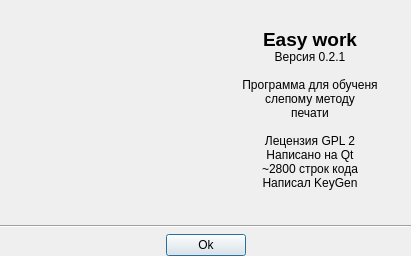
Before: the Qt Designer form Easy-work/Plugin/what_is/ui_whatIs.ui in KeyGen/Easy-work, drawn with Qt 5.
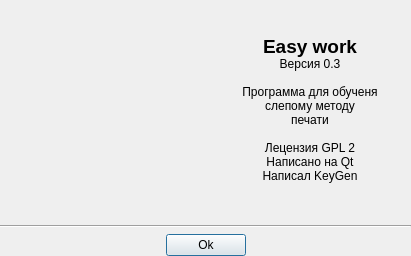
After: the same form once the commit is applied. Icons and pictures are not drawn.

Commit message: Фиксация. Версия 0.3. Статистика для Режим внешнего файла

```diff
--- a/Easy-work/Plugin/what_is/ui_whatIs.ui
+++ b/Easy-work/Plugin/what_is/ui_whatIs.ui
@@ -37,7 +37,7 @@
        <item>
         <widget class="QLabel" name="label_2">
          <property name="text">
-          <string>&lt;html&gt;&lt;head/&gt;&lt;body&gt;&lt;p align=&quot;center&quot;&gt;&lt;span style=&quot; font-size:14pt; font-weight:600;&quot;&gt;Easy work &lt;/span&gt;&lt;br/&gt;Версия 0.2.1&lt;br/&gt;&lt;br/&gt;Программа для обученя&lt;br/&gt;слепому методу&lt;br/&gt;печати&lt;br/&gt;&lt;br/&gt;Лецензия GPL 2&lt;br/&gt;Написано на Qt&lt;br/&gt;~2800 строк кода&lt;br/&gt;Написал KeyGen&lt;/p&gt;&lt;/body&gt;&lt;/html&gt;</string>
+          <string>&lt;html&gt;&lt;head/&gt;&lt;body&gt;&lt;p align=&quot;center&quot;&gt;&lt;span style=&quot; font-size:14pt; font-weight:600;&quot;&gt;Easy work &lt;/span&gt;&lt;br/&gt;Версия 0.3&lt;br/&gt;&lt;br/&gt;Программа для обученя&lt;br/&gt;слепому методу&lt;br/&gt;печати&lt;br/&gt;&lt;br/&gt;Лецензия GPL 2&lt;br/&gt;Написано на Qt&lt;br/&gt;Написал KeyGen&lt;/p&gt;&lt;/body&gt;&lt;/html&gt;</string>
          </property>
         </widget>
        </item>
```
The commit also changes 44 other files.
